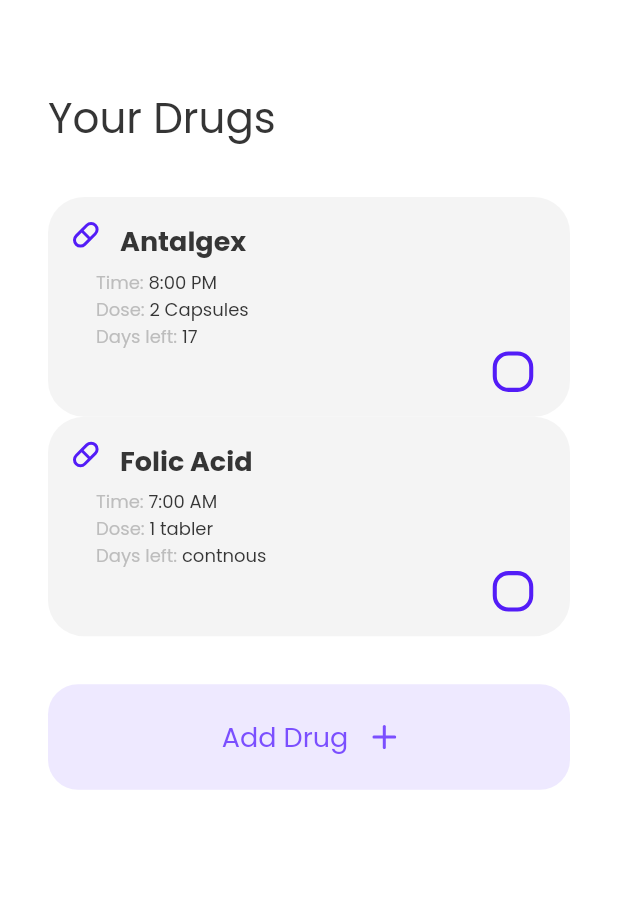
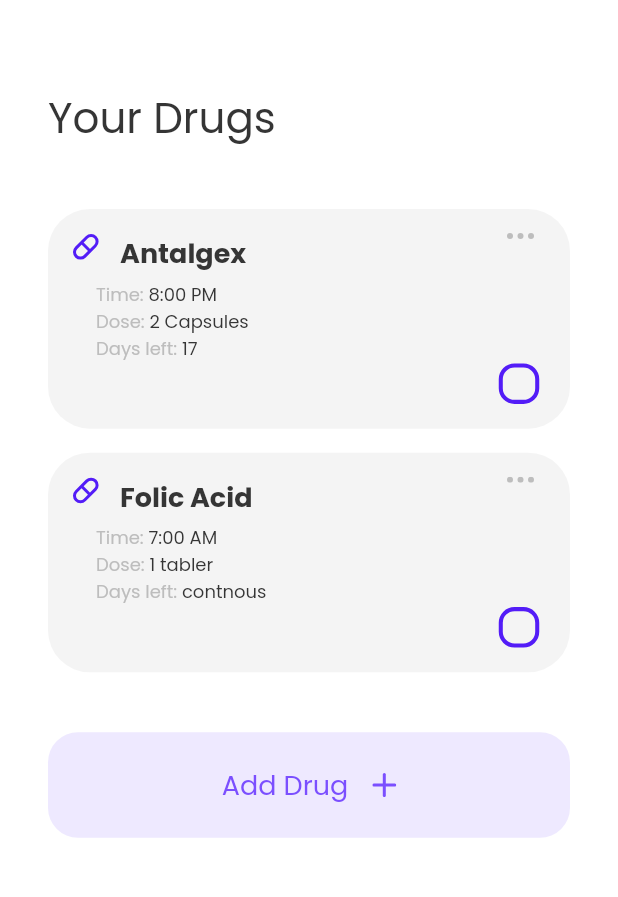
Before and after one commit to Fienne/sickler, a Flutter app: the YourDrugScreen screen opened directly, on a phone screen of 412 x 824 dp, the part 106-1003 px from its top. Run offline on Flutter 3.47's test engine with Material 2 defaults, Android fonts, the phone set to English and light mode, and no system bars; our stand-ins replace flutter_svg, percent_indicator.

Commit message:
made customizable menu icon to medicine card

```diff
--- a/lib/screens/homescreen/components/medicine_card.dart
+++ b/lib/screens/homescreen/components/medicine_card.dart
@@ -1,4 +1,5 @@
 import 'package:flutter/material.dart';
+import 'package:flutter/services.dart';
 import 'package:flutter_svg/flutter_svg.dart';
 
 import '../../../constants.dart';
@@ -11,6 +12,8 @@ class SicklerMedicineCard extends StatelessWidget {
   final String time;
   final String dose;
   final String daysLeft;
+  final bool? showMenuButton;
+  final VoidCallback? menuOnPressed;
 
   const SicklerMedicineCard({
     Key? key,
@@ -18,35 +21,39 @@ class SicklerMedicineCard extends StatelessWidget {
     required this.dose,
     required this.daysLeft,
     required this.time,
+    this.showMenuButton = false,
+    this.menuOnPressed,
     this.colour,
   }) : super(key: key);
 
   @override
   Widget build(BuildContext context) {
+    ///Todo: make checkbox work
     return Container(
+      margin: const EdgeInsets.only(top: kDefaultPadding/2, bottom: kDefaultPadding/2),
       width: double.infinity,
       height: relHeight(150, context),
       padding: const EdgeInsets.only(
           left: kDefaultPadding,
-          right: kDefaultPadding,
-          top: kDefaultPadding,
+          right: kDefaultPadding/2,
+
           bottom: kDefaultPadding / 2),
       decoration: BoxDecoration(
         color: Theme.of(context).cardColor,
-        borderRadius: BorderRadius.circular(24),
+        borderRadius: BorderRadius.circular(28),
       ),
       child: Stack(
         children: [
           Positioned(
             left: 0,
-            top: 0,
+            top: kDefaultPadding,
             child: SvgPicture.asset(
               "assets/svg/drug_icon.svg",
               color: colour ?? kPurple,
             ),
           ),
           Positioned(
-            top: 0,
+            top: kDefaultPadding,
             left: kDefaultPadding2x,
             child: Text(
               medicineName,
@@ -54,8 +61,28 @@ class SicklerMedicineCard extends StatelessWidget {
                   Theme.of(context).textTheme.bodyText1!.copyWith(fontSize: 18),
             ),
           ),
+         showMenuButton! ? Positioned(
+            right: 0,
+            top: 0,
+            child:
+            GestureDetector(
+                  onTap: () {
+                Feedback.forTap(context);
+                HapticFeedback.lightImpact();
+                menuOnPressed;
+              },
+              child: Padding(
+                padding: const EdgeInsets.all(kDefaultPadding),
+                child: SvgPicture.asset(
+                    "assets/svg/horizontal_menu_dot_icon.svg",
+                    color: kDark60,
+
+                ),
+              ),
+            ),
+          ) : const SizedBox(),
           Positioned(
-            top: kDefaultPadding2x,
+            top: kDefaultPadding*3,
             left: kDefaultPadding,
             child: Column(
               crossAxisAlignment: CrossAxisAlignment.start,
@@ -118,7 +145,7 @@ class SicklerMedicineCard extends StatelessWidget {
             ),
           ),
           Positioned(
-            right: 0,
+            right: 4,
             bottom: 0,
             child: SicklerCheckbox(
               colour: colour ?? kPurple,
```
